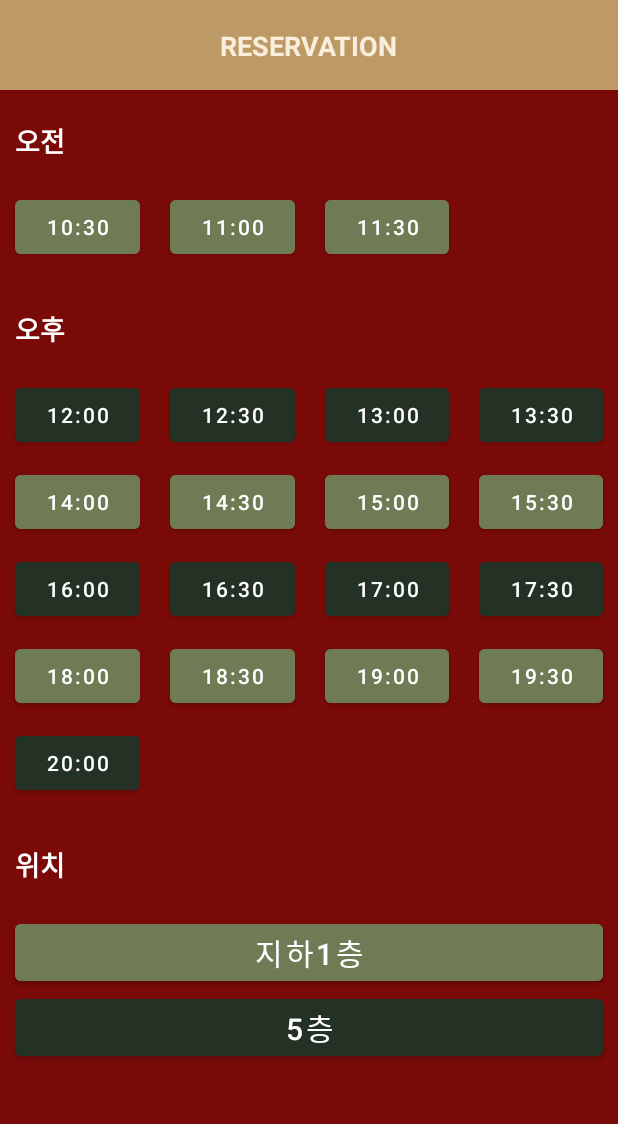
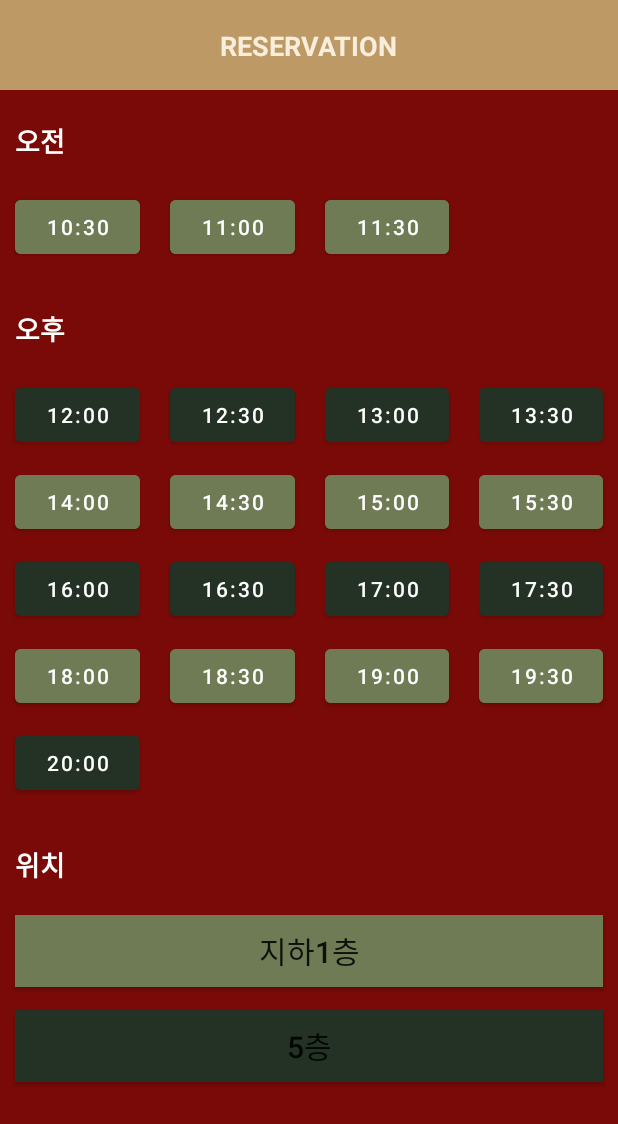
Before and after one commit to Hyundai-thirdProject/front, an Android app: the ReservationActivity screen opened directly, with no data from a screen before it, after a tap on "10:30", on a phone screen of 412 x 824 dp. Shown: the top 1124 px of the screen. Run offline under Robolectric (Android 15) with nearby library versions, the light colour scheme and no system bars; libraries missing offline, so code that uses them is left out: com.journeyapps.barcodescanner.

Commit message:
예약취소하기 (#64)

```diff
--- a/app/src/main/java/com/kosa/thirdprojectfront/API.kt
+++ b/app/src/main/java/com/kosa/thirdprojectfront/API.kt
@@ -2,9 +2,7 @@ package com.kosa.thirdprojectfront
 
 import retrofit2.Call
 import retrofit2.Response
-import retrofit2.http.Body
-import retrofit2.http.POST
-import retrofit2.http.Path
+import retrofit2.http.*
 
 interface API {
     @POST("android")
@@ -21,4 +19,13 @@ interface API {
 
     @POST("reservation/modify")
     fun modifyResrevation(@Body reservationVO: ReservationVO) : Call<String>
+
+
+    @GET("reservation/select")// 쿼리 혹은 path
+    fun getReservationSelectResponse(@Query("department_store") department_store : String
+                                     , @Query("start_time") start_time: String)
+            : Call<List<FeedingReservationVO>>
+
+    @POST("reservation/cancel")
+    fun cancelMyResrvation(@Body userId : String) : Call<String>
 }
--- /dev/null
+++ b/app/src/main/java/com/kosa/thirdprojectfront/FeedingReservationVO.kt
@@ -0,0 +1,30 @@
+package com.kosa.thirdprojectfront
+
+class FeedingReservationVO {
+
+    var start_time:String? = null
+        get() {return field}
+        set(value) {field = value}
+
+
+    var department_store:String? = null
+        get() {return field}
+        set(value) {field = value}
+
+    var floor:Int? = null
+        get() {return field}
+        set(value) {field = value}
+
+    var room_count:Int? = null
+        get() {return field}
+        set(value) {field = value}
+
+    var use_count:Int? = null
+        get() {return field}
+        set(value) {field = value}
+
+
+
+
+
+}
--- a/app/src/main/java/com/kosa/thirdprojectfront/ReservationActivity.kt
+++ b/app/src/main/java/com/kosa/thirdprojectfront/ReservationActivity.kt
@@ -13,6 +13,7 @@ import com.kosa.thirdprojectfront.databinding.ActivityReservationBinding
 import retrofit2.Call
 import retrofit2.Callback
 import retrofit2.Response
+import android.annotation.SuppressLint
 import java.time.LocalDate
 import java.time.LocalDateTime
 import java.time.LocalTime
@@ -22,6 +23,7 @@ import java.time.format.DateTimeFormatter
 class ReservationActivity : AppCompatActivity() {
 
     private lateinit var binding: ActivityReservationBinding
+    private lateinit var branchInfo : List<FeedingReservationVO>
 
     val numBtnIDs: Array<Int> = arrayOf(
         R.id.btnTime1,
@@ -92,15 +94,34 @@ class ReservationActivity : AppCompatActivity() {
 
         }
 
+//        for (i in 0 until numButtons.size) {
+//            numButtons[i]!!.setOnClickListener {
+//                selectedtime.setText(
+//                    numButtons[i]?.text.toString()
+//                ) //버튼 번호를 받아와 띄움
+//
+//                val time = ReservationVO()
+//                val btntext = numButtons[i]?.text.toString()
+//                time.startTime = btntext
+//
+//            }
+//        }
+
         for (i in 0 until numButtons.size) {
             numButtons[i]!!.setOnClickListener {
                 selectedtime.setText(
                     numButtons[i]?.text.toString()
                 ) //버튼 번호를 받아와 띄움
 
-                val time = ReservationVO()
+                val feedingReservationVO = FeedingReservationVO()
+                //내가 누른 시간을 보내줌
                 val btntext = numButtons[i]?.text.toString()
-                time.startTime = btntext
+
+                feedingReservationVO.start_time = btntext
+                feedingReservationVO.department_store = departText
+
+                getReservationSelectResponse(feedingReservationVO)
+
 
             }
         }
@@ -166,7 +187,7 @@ class ReservationActivity : AppCompatActivity() {
             }
 
             val reservationVO = ReservationVO()
-            reservationVO.mid = "ms"
+            reservationVO.mid = "mirim0542@nate.com"
             reservationVO.fno = 2
             reservationVO.startTime = selectedtime.text.toString()
             Log.d("예약 시작 시간", selectedtime.text.toString())
@@ -191,6 +212,88 @@ class ReservationActivity : AppCompatActivity() {
 
         }
     }
+
+    fun getReservationSelectResponse(feedingReservationVO: FeedingReservationVO) {
+        //url 세팅
+        Log.d("feedingReservationVO", feedingReservationVO.department_store.toString())
+        val call = RetrofitBuilder.api.getReservationSelectResponse(
+            feedingReservationVO.department_store.toString(),
+            feedingReservationVO.start_time.toString()
+        )
+
+        Log.d("feedingReservationVO", feedingReservationVO.start_time.toString())
+        Thread {
+            call.enqueue(object : Callback<List<FeedingReservationVO>> { // 비동기 방식 통신 메소드
+                @SuppressLint("ResourceAsColor")
+                override fun onResponse( // 통신에 성공한 경우
+                    call: Call<List<FeedingReservationVO>>, //  Call같은 경우는 명시적으로 Success / Fail을 나눠서 처리할 수 있음
+                    response: Response<List<FeedingReservationVO>> //Response 같은 경우는 서버에서 Status Code를 받아서 케이스를 나눠 처리해줄 수 있음
+                ) {
+                    if (response.isSuccessful()) { // 응답 잘 받은 경우
+                        val reserv : List<FeedingReservationVO>? = response.body()
+                        var room_count : Int
+                        var floor : Int
+                        var user_count : Int
+
+
+
+                        if (reserv != null) {
+                            for (i in 0 until reserv.count()) {
+                                Log.d("RESPONSE: ", reserv[i].toString())
+                                Log.d("room_count", reserv[i]?.room_count.toString())
+                                Log.d("floor", reserv[i]?.floor.toString())
+
+                                room_count = reserv[i]?.room_count!!
+                                floor = reserv[i]?.floor!!
+                                user_count = reserv[i]?.use_count!!
+
+
+//                                for ( i in 0 until floorButtons.size) {
+//                                    Log.d("asdfasdf",item.use_count.toString() )
+//                                    Log.d("qwerqwer",item.room_count.toString() )
+//                                    Log.d("123123", item.floor.toString())
+                                if(reserv[i].use_count == reserv[i].room_count){// 각층의 인덱스 값을 비교함
+                                    Log.d("user_countC",reserv[i].use_count.toString() )
+                                    Log.d("room_countC",reserv[i].room_count.toString() )
+                                    floorButtons[i]?.setBackgroundColor(getColor(R.color.colorGray))
+                                    floorButtons[i]?.setClickable(false);
+                                    Log.d("floorButtons[0]", floorButtons[i]?.text.toString())
+                                }
+
+                                //}
+
+
+                            }
+                        }
+
+
+
+
+
+
+                    } else {
+                        // 통신 성공 but 응답 실패
+                        Log.d("RESPONSE", "FAILURE")
+                    }
+                }
+
+                override fun onFailure(call: Call<List<FeedingReservationVO>>, t: Throwable) {
+                    // 통신에 실패한 경우
+                    Log.d("CONNECTION FAILURE: ", t.localizedMessage)
+                }
+            })
+            try {
+                Thread.sleep(50)
+            } catch (e : Exception) {
+                e.printStackTrace()
+            }
+        }.start()
+
+
+    }
+
+
+
 }
 
 fun ReservationInsert(reservationVO: ReservationVO) {
--- a/app/src/main/java/com/kosa/thirdprojectfront/ReservationModifyActivity2.kt
+++ b/app/src/main/java/com/kosa/thirdprojectfront/ReservationModifyActivity2.kt
@@ -179,6 +179,7 @@ class ReservationModifyActivity2 : AppCompatActivity() {
                 if (response.isSuccessful()) { // 응답 잘 받은 경우
                     Log.d("RESPONSE: ", response.body().toString())
                     val nextIntent = Intent(this@ReservationModifyActivity2, MainActivity::class.java)
+                    nextIntent.putExtra("email", userId)// 홈으로 보내기
                     startActivity(nextIntent)
                 } else {
                     // 통신 성공 but 응답 실패
--- a/app/src/main/res/layout/activity_reservation.xml
+++ b/app/src/main/res/layout/activity_reservation.xml
@@ -366,13 +366,14 @@
                     android:textColor="@color/white"
                     android:textStyle="bold" />
 
-                <Button
+                <androidx.appcompat.widget.AppCompatButton
                     android:id="@+id/btn_expand1"
                     android:layout_width="match_parent"
                     android:layout_height="wrap_content"
                     android:layout_marginLeft="10dp"
+                    android:layout_marginBottom="15dp"
                     android:layout_marginRight="10dp"
-                    android:backgroundTint="@color/xmasgreen"
+                    android:background="@color/xmasgreen"
                     android:text="지하1층"
                     android:textSize="20sp" />
 
@@ -390,14 +391,15 @@
 
                 </LinearLayout>
 
-                <Button
+                <androidx.appcompat.widget.AppCompatButton
                     android:id="@+id/btn_expand2"
                     android:layout_width="match_parent"
                     android:layout_height="wrap_content"
                     android:layout_marginLeft="10dp"
                     android:layout_marginRight="10dp"
-                    android:backgroundTint="@color/xmasblue"
+                    android:background="@color/xmasblue"
                     android:text="5층"
+                    android:layout_marginBottom="15dp"
                     android:textSize="20sp" />
 
                 <LinearLayout
@@ -414,13 +416,13 @@
 
                 </LinearLayout>
 
-                <Button
+                <androidx.appcompat.widget.AppCompatButton
                     android:id="@+id/btn_expand3"
                     android:layout_width="match_parent"
                     android:layout_height="wrap_content"
                     android:layout_marginLeft="10dp"
                     android:layout_marginRight="10dp"
-                    android:backgroundTint="@color/xmasgreen"
+                    android:background="@color/xmasgreen"
                     android:text="6층"
                     android:textSize="20sp" />
 
@@ -515,7 +517,7 @@
                     android:layout_marginLeft="10dp"
                     android:layout_marginTop="30dp"
                     android:layout_marginRight="10dp"
-                    android:layout_marginBottom="20dp"
+                    android:layout_marginBottom="70dp"
                     android:background="@drawable/button_background_color"
                     android:text="예약하기"
                     android:textColor="@color/white"/>
--- a/app/src/main/res/layout/fragment_empty_q_r.xml
+++ b/app/src/main/res/layout/fragment_empty_q_r.xml
@@ -5,7 +5,7 @@
     android:layout_width="match_parent"
     android:layout_height="match_parent"
     tools:context=".EmptyQRFragment"
-    android:background="#F9EEDB"
+    android:background="@color/backgroundColor"
     android:id="@+id/emptyQRFrameLayout">
 
     <androidx.constraintlayout.widget.ConstraintLayout
```
Also changed, not shown: app/src/main/java/com/kosa/thirdprojectfront/CreateQRFragment.kt (+35 -0 lines).
